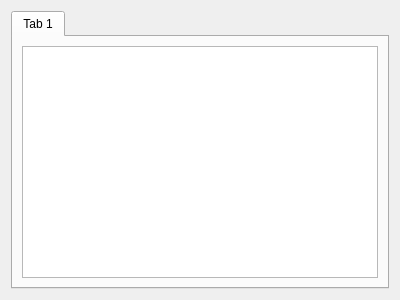
Before: the Qt Designer form src/playlisttabs.ui in lywlywly/music-player, drawn with Qt 5.
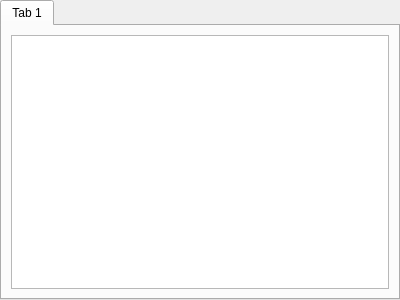
After: the same form once the commit is applied.

Commit message: feat(ui): reduce margins, enlarge initial window size, and improve consistency

The edit to the form file:
```diff
--- a/src/playlisttabs.ui
+++ b/src/playlisttabs.ui
@@ -14,6 +14,18 @@
    <string>Form</string>
   </property>
   <layout class="QVBoxLayout" name="verticalLayout">
+   <property name="leftMargin">
+    <number>0</number>
+   </property>
+   <property name="topMargin">
+    <number>0</number>
+   </property>
+   <property name="rightMargin">
+    <number>0</number>
+   </property>
+   <property name="bottomMargin">
+    <number>0</number>
+   </property>
    <item>
     <widget class="QTabWidget" name="tabWidget">
      <property name="sizePolicy">
```
The commit also changes 2 other files.
